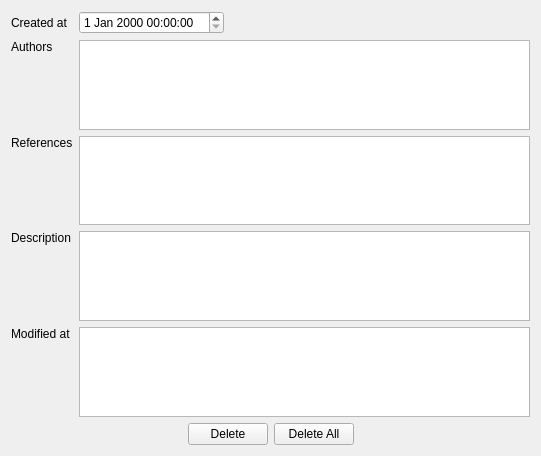
First picture: the form in copasi/MIRIAMUI/CQMiriamWidget.ui, repository copasi/COPASI, before the edit.
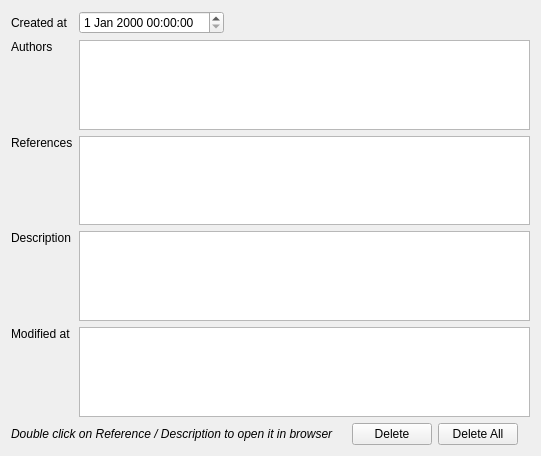
Second picture: the form after the edit. Custom widgets are drawn as their Qt base class.

Commit message: - open references / description by double clicking on its index

What changed in the file:
```diff
--- a/copasi/MIRIAMUI/CQMiriamWidget.ui
+++ b/copasi/MIRIAMUI/CQMiriamWidget.ui
@@ -56,8 +56,20 @@
    <item row="6" column="0" colspan="4" >
     <layout class="QHBoxLayout" >
      <item>
-      <spacer name="horizontalSpacerLeft" >
-       <property name="orientation" >
+      <widget class="QLabel" name="label">
+       <property name="font">
+        <font>
+         <italic>true</italic>
+        </font>
+       </property>
+       <property name="text">
+        <string>Double click on Reference / Description to open it in browser</string>
+       </property>
+      </widget>
+     </item>
+     <item>
+      <spacer name="horizontalSpacerLeft">
+       <property name="orientation">
         <enum>Qt::Horizontal</enum>
        </property>
        <property name="sizeHint" stdset="0" >
@@ -248,7 +260,7 @@
    </item>
   </layout>
  </widget>
- <layoutdefault spacing="6" margin="11" />
+ <layoutdefault spacing="6" margin="11"/>
  <customwidgets>
   <customwidget>
    <class>CopasiWidget</class>
```
Left out of the diff: 200 changed lines with no effect on the pictures. The commit also changes 4 other files.
